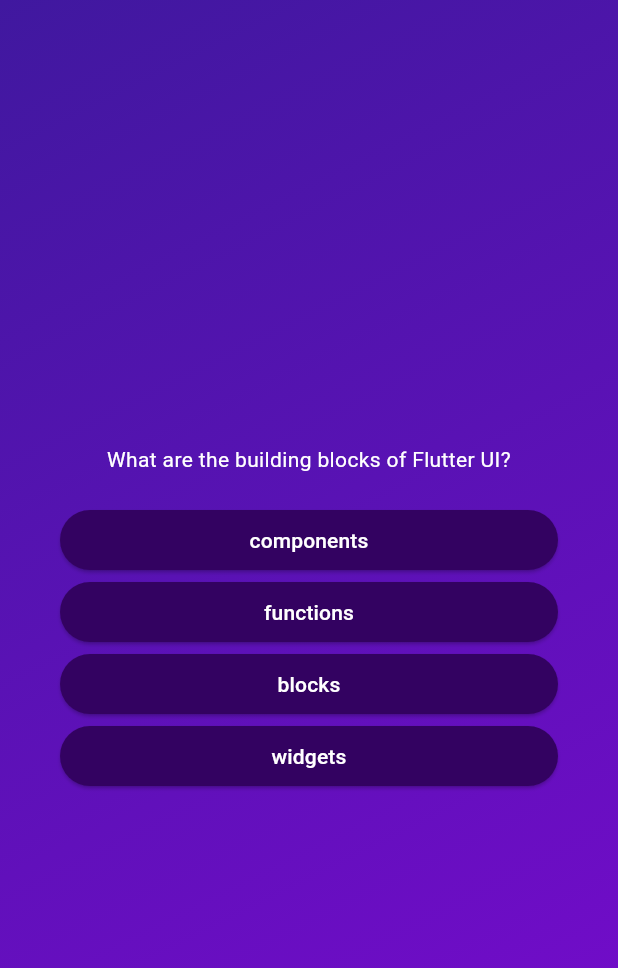
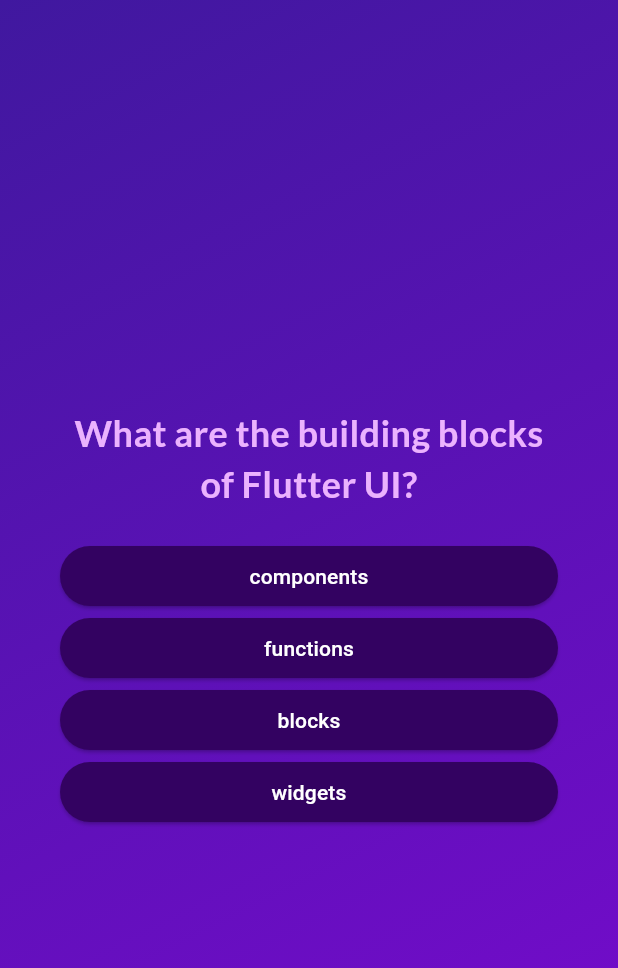
Before and after one commit to Yasithprimal/Quiz-App, a Flutter app: the screen it shows after launch, after a tap on "Start quiz", on a phone screen of 412 x 824 dp. Shown: the top 968 px of the screen. Run offline on Flutter 3.47's test engine with Material 3 defaults, Android fonts, the phone set to English and light mode, and no system bars; our stand-ins replace google_fonts.

Commit message:
added google fonts

```diff
--- a/lib/question_screen.dart
+++ b/lib/question_screen.dart
@@ -1,6 +1,7 @@
 import 'package:flutter/material.dart';
 import 'package:adv_basics/answer_button.dart';
 import 'package:adv_basics/data/questions.dart';
+import 'package:google_fonts/google_fonts.dart';
 // import 'package:adv_basics/models/quiz_questions.dart';
 
 class QuestionScreen extends StatefulWidget {
@@ -33,7 +34,10 @@ class _QuestionScreenState extends State<QuestionScreen> {
           children: [
             Text(
               currentQuestion.text,
-              style: const TextStyle(color: Colors.white),
+              style: GoogleFonts.lato(
+                  color: const Color.fromARGB(255, 235, 178, 254),
+                  fontSize: 24,
+                  fontWeight: FontWeight.bold),
               textAlign: TextAlign.center,
             ),
             const SizedBox(
--- a/lib/start_screen.dart
+++ b/lib/start_screen.dart
@@ -1,4 +1,5 @@
 import 'package:flutter/material.dart';
+import 'package:google_fonts/google_fonts.dart';
 
 class StartScreen extends StatelessWidget {
   const StartScreen(this.startQuiz, {super.key});
@@ -19,11 +20,11 @@ class StartScreen extends StatelessWidget {
           const SizedBox(
             height: 80,
           ),
-          const Text(
+          Text(
             'Learn Flutter the funway!',
-            style: TextStyle(
+            style: GoogleFonts.lato(
               fontSize: 24,
-              color: Color.fromARGB(255, 242, 222, 252),
+              color: const Color.fromARGB(255, 242, 222, 252),
             ),
           ),
           const SizedBox(
--- a/pubspec.yaml
+++ b/pubspec.yaml
@@ -34,6 +34,7 @@ dependencies:
   # The following adds the Cupertino Icons font to your application.
   # Use with the CupertinoIcons class for iOS style icons.
   cupertino_icons: ^1.0.6
+  google_fonts: ^6.2.1
 
 dev_dependencies:
   flutter_test:
```
Also changed, not shown: pubspec.lock, 1 other file.
